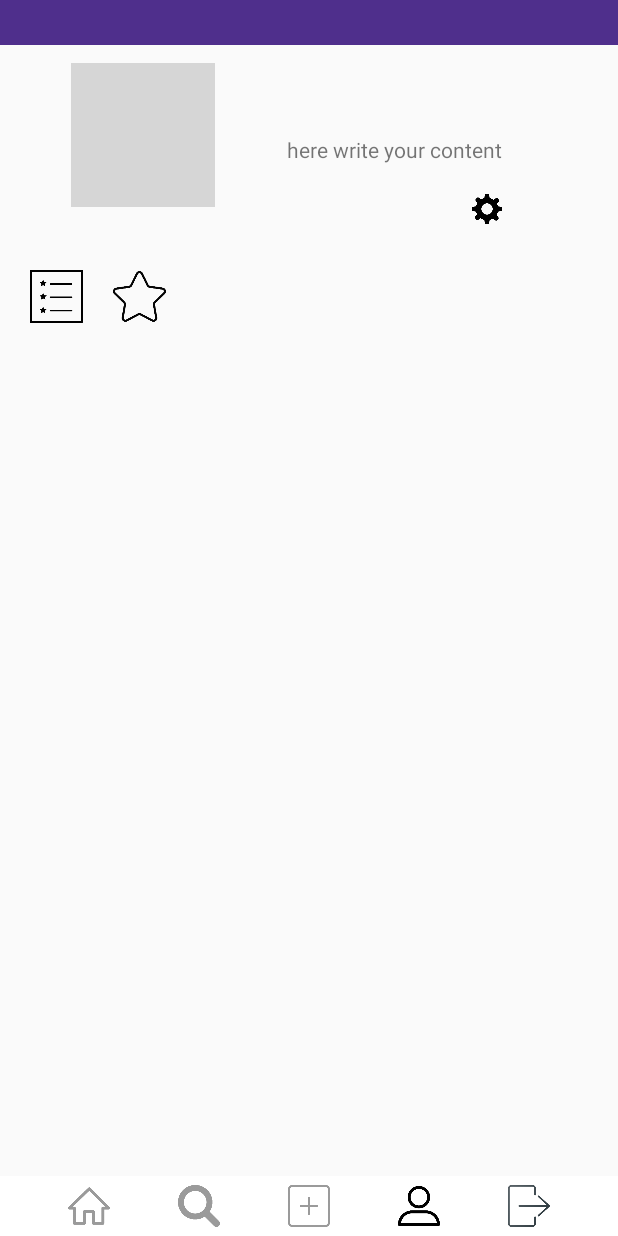
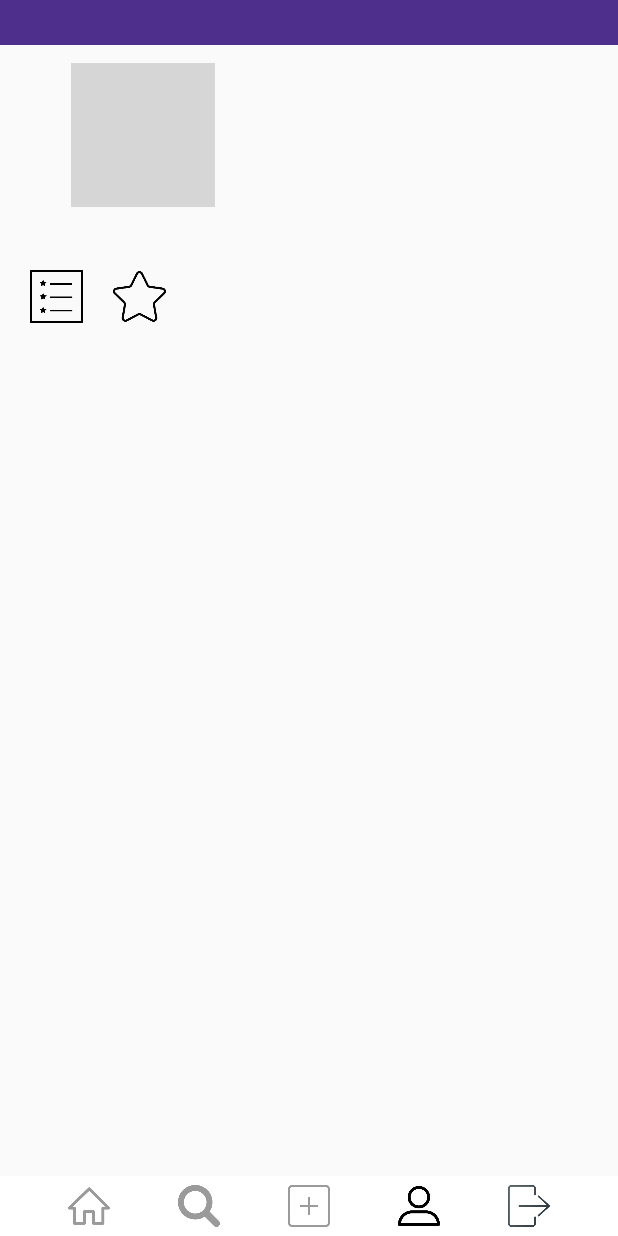
Before and after one commit to ChoeJaeyoung/Lovss-android-app-Project, an Android app: the MainActivity screen opened directly, with no data from a screen before it, on a phone screen of 412 x 824 dp. Run offline under Robolectric (Android 15) with nearby library versions, the phone set to English and light mode, and no system bars; our stand-ins replace ButterKnife, CircleImageView; libraries missing offline, so code that uses them is left out: com.gun0912.tedpermission; pictures from the network do not load; 10 statements that could not run were skipped; grey boxes are pictures that could not be loaded.

```diff
--- a/app/src/main/java/kr/co/ezenac/cjy/teamproject/MainActivity.java
+++ b/app/src/main/java/kr/co/ezenac/cjy/teamproject/MainActivity.java
@@ -48,8 +48,6 @@ import retrofit2.Response;
 public class MainActivity extends AppCompatActivity {
     @BindView(R.id.img_mainProfile) ImageView img_mainProfile;
     @BindView(R.id.text_mainId) TextView text_mainId;
-    @BindView(R.id.text_mainContent) TextView text_mainContent;
-    @BindView(R.id.change_word) Button change_word;
     @BindView(R.id.img_home) ImageView img_home;
     @BindView(R.id.img_search) ImageView img_search;
     @BindView(R.id.img_input) ImageView img_input;
@@ -81,6 +79,19 @@ public class MainActivity extends AppCompatActivity {
         text_mainId.setText(tmpMember_id);
 
         Log.d("img", "img : " + LoginInfo.getInstance().getMember().getMember_img());
+    }
+
+    public void refreshList(){
+        viewPagerAdapter = new ViewPagerAdapter(getSupportFragmentManager());
+        viewpager_1.setAdapter(viewPagerAdapter);
+    }
+
+    @Override
+    protected void onResume() {
+        refreshList();
+        super.onResume();
+
+
     }
 
     @Override
@@ -132,13 +143,6 @@ public class MainActivity extends AppCompatActivity {
                 .setDeniedMessage("If you reject permission,you can not use this service\n\nPlease turn on permissions at [Setting] > [Permission]")
                 .setPermissions(Manifest.permission.READ_EXTERNAL_STORAGE, Manifest.permission.WRITE_EXTERNAL_STORAGE)
                 .check();
-    }
-
-    @OnClick(R.id.change_word)
-    public void onClickWordImg(View view) {
-
-
-
     }
 
     protected void onActivityResult(int requestCode, int resultCode, Intent data){
--- a/app/src/main/res/layout/activity_main.xml
+++ b/app/src/main/res/layout/activity_main.xml
@@ -47,23 +47,6 @@
                     android:layout_height="wrap_content"
                     android:text="My name is ..."
                     android:layout_marginTop="65dp" />
-                <TextView
-                    android:id="@+id/text_mainContent"
-                    android:layout_width="wrap_content"
-                    android:layout_height="wrap_content"
-                    android:text="here write your content"
-                    android:layout_below="@+id/text_mainId"
-                    android:layout_marginTop="5dp"/>
-                <Button
-                    android:id="@+id/change_word"
-                    android:layout_marginTop="20dp"
-                    android:layout_alignRight="@id/text_mainContent"
-                    android:layout_below="@id/text_mainContent"
-                    android:layout_width="20dp"
-                    android:layout_height="20dp"
-                    android:background="@drawable/settings"
-                    />
-
         </RelativeLayout>
 
 
```
